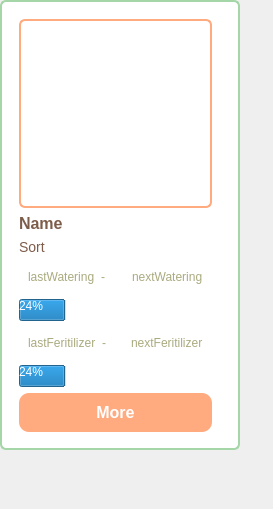
Old version of the form ui/item.ui in the repository olhaLK/herbarium_app.
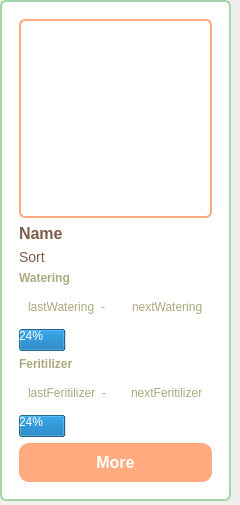
New version of the form.

```diff
--- a/ui/item.ui
+++ b/ui/item.ui
@@ -6,8 +6,8 @@
    <rect>
     <x>0</x>
     <y>0</y>
-    <width>273</width>
-    <height>509</height>
+    <width>240</width>
+    <height>505</height>
    </rect>
   </property>
   <property name="windowTitle">
@@ -18,20 +18,20 @@
     <rect>
      <x>0</x>
      <y>0</y>
-     <width>240</width>
-     <height>450</height>
+     <width>231</width>
+     <height>501</height>
     </rect>
    </property>
+   <property name="sizePolicy">
+    <sizepolicy hsizetype="Preferred" vsizetype="Fixed">
+     <horstretch>0</horstretch>
+     <verstretch>0</verstretch>
+    </sizepolicy>
+   </property>
    <property name="minimumSize">
     <size>
-     <width>240</width>
-     <height>450</height>
-    </size>
-   </property>
-   <property name="maximumSize">
-    <size>
-     <width>250</width>
-     <height>500</height>
+     <width>0</width>
+     <height>451</height>
     </size>
    </property>
    <property name="baseSize">
@@ -51,7 +51,7 @@
       <x>10</x>
       <y>10</y>
       <width>211</width>
-      <height>431</height>
+      <height>481</height>
      </rect>
     </property>
     <property name="styleSheet">
@@ -102,6 +102,19 @@
        </property>
       </widget>
      </item>
+     <item>
+      <widget class="QLabel" name="labelSortItem_2">
+       <property name="styleSheet">
+        <string notr="true">color: rgb(170, 170, 127);
+font-size: 12px;
+border: none;
+font-weight: bold;</string>
+       </property>
+       <property name="text">
+        <string>Watering</string>
+       </property>
+      </widget>
+     </item>
      <item>
       <widget class="QFrame" name="frameWateringItem">
        <property name="baseSize">
@@ -163,6 +176,19 @@
        </property>
       </widget>
      </item>
+     <item>
+      <widget class="QLabel" name="labelSortItem_3">
+       <property name="styleSheet">
+        <string notr="true">color: rgb(170, 170, 127);
+font-size: 12px;
+border: none;
+font-weight: bold;</string>
+       </property>
+       <property name="text">
+        <string>Feritilizer</string>
+       </property>
+      </widget>
+     </item>
      <item>
       <widget class="QFrame" name="frameFerilizerItem">
        <layout class="QHBoxLayout" name="horizontalLayout_2">
```
